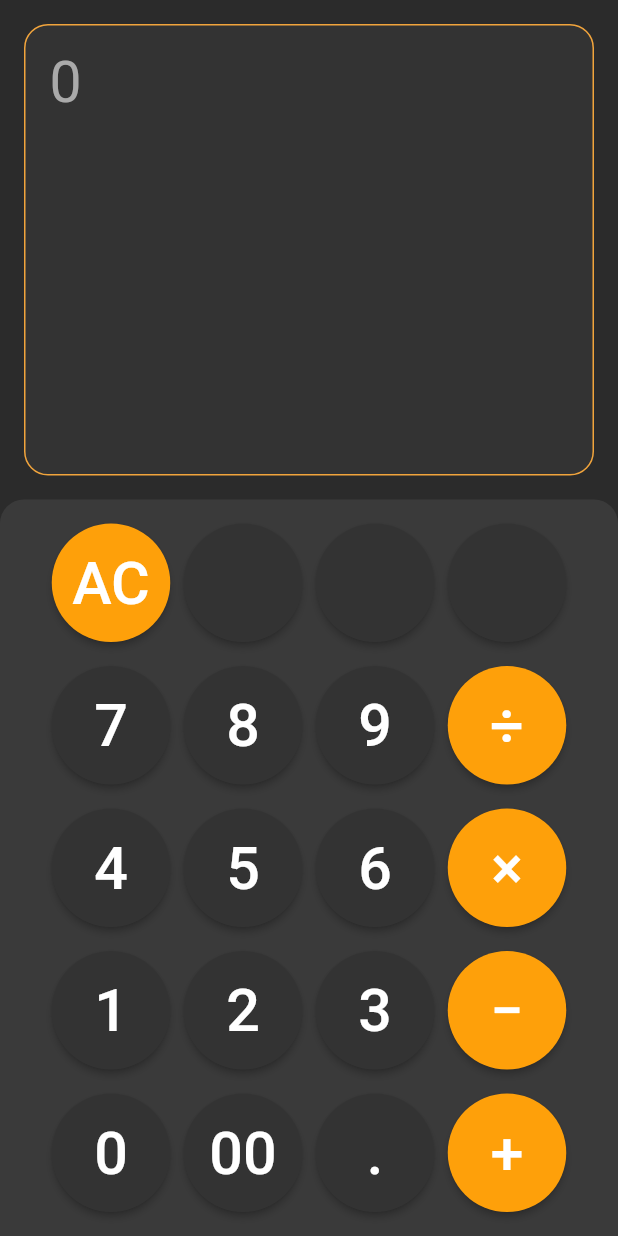
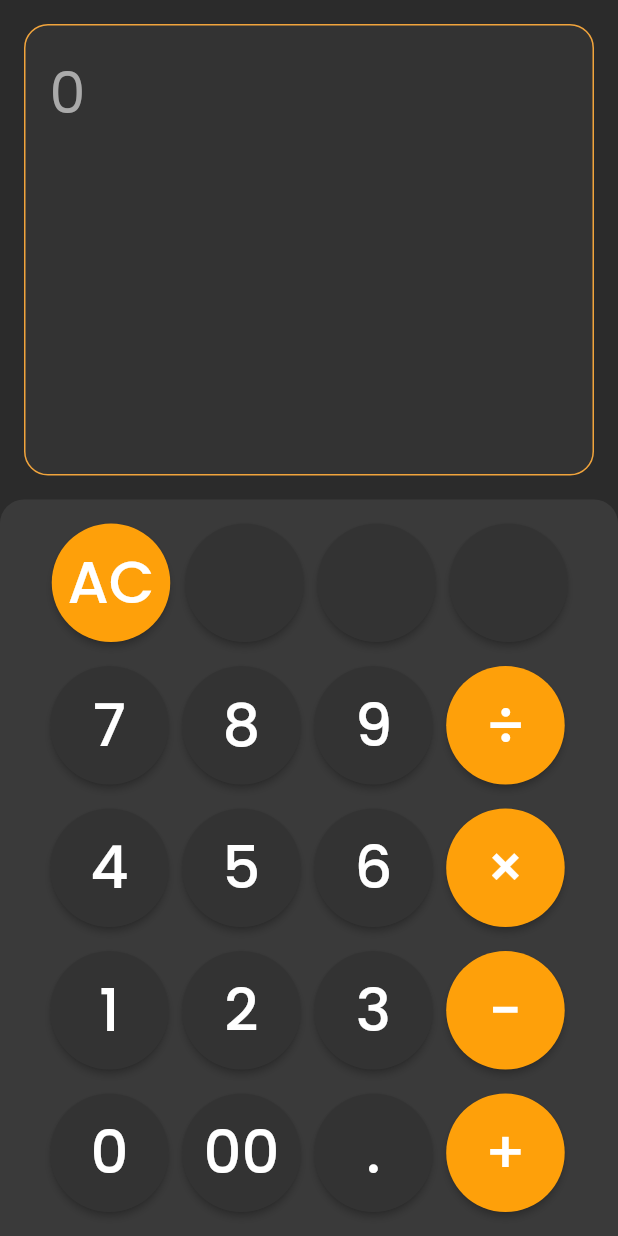
Before and after one commit to devolonter/cconverter, a Flutter app: the screen it shows after launch, on a phone screen of 412 x 824 dp. Run offline on Flutter 3.47's test engine with Material 2 defaults, Android fonts, the phone set to English and light mode, and no system bars; our stand-ins replace google_fonts.

Commit message:
Changed fonts of application

```diff
--- a/lib/widgets/calc_stack.dart
+++ b/lib/widgets/calc_stack.dart
@@ -2,6 +2,7 @@ import 'dart:async';
 import 'dart:io';
 
 import 'package:flutter/material.dart';
+import 'package:google_fonts/google_fonts.dart';
 import 'package:intl/intl.dart';
 
 import '../common/calc_symbols.dart';
@@ -74,7 +75,9 @@ class _CalcStackState extends State<CalcStack> {
       child: LayoutBuilder(
         builder: (context, size) {
           return DefaultTextStyle(
-            style: TextStyle(fontSize: size.maxHeight / 7),
+            style: GoogleFonts.poppins(
+                textStyle: TextStyle(
+                    fontSize: size.maxHeight / 7)),
             child: Wrap(
               spacing: 4,
               children: interactiveExpression + [NumValue(value: value)],
--- a/lib/widgets/numpad.dart
+++ b/lib/widgets/numpad.dart
@@ -1,4 +1,6 @@
 import 'dart:async';
+
+import 'package:google_fonts/google_fonts.dart';
 
 import '../common/calc_symbols.dart';
 import 'package:flutter/material.dart';
@@ -21,8 +23,10 @@ class NumPad extends StatelessWidget {
       ];
 
       int numValue = 9;
-      final TextStyle textStyle = TextStyle(
+      final TextStyle textStyle = GoogleFonts.poppins(
+        textStyle: TextStyle(
           fontSize: buttonWidth * 0.5,
+        )
       );
 
       buttons.add(
--- a/pubspec.yaml
+++ b/pubspec.yaml
@@ -35,6 +35,7 @@ dependencies:
   # Use with the CupertinoIcons class for iOS style icons.
   cupertino_icons: ^1.0.2
   intl: ^0.17.0
+  google_fonts: ^3.0.1
 
 dev_dependencies:
   flutter_test:
```
Also changed, not shown: 4 other files.
